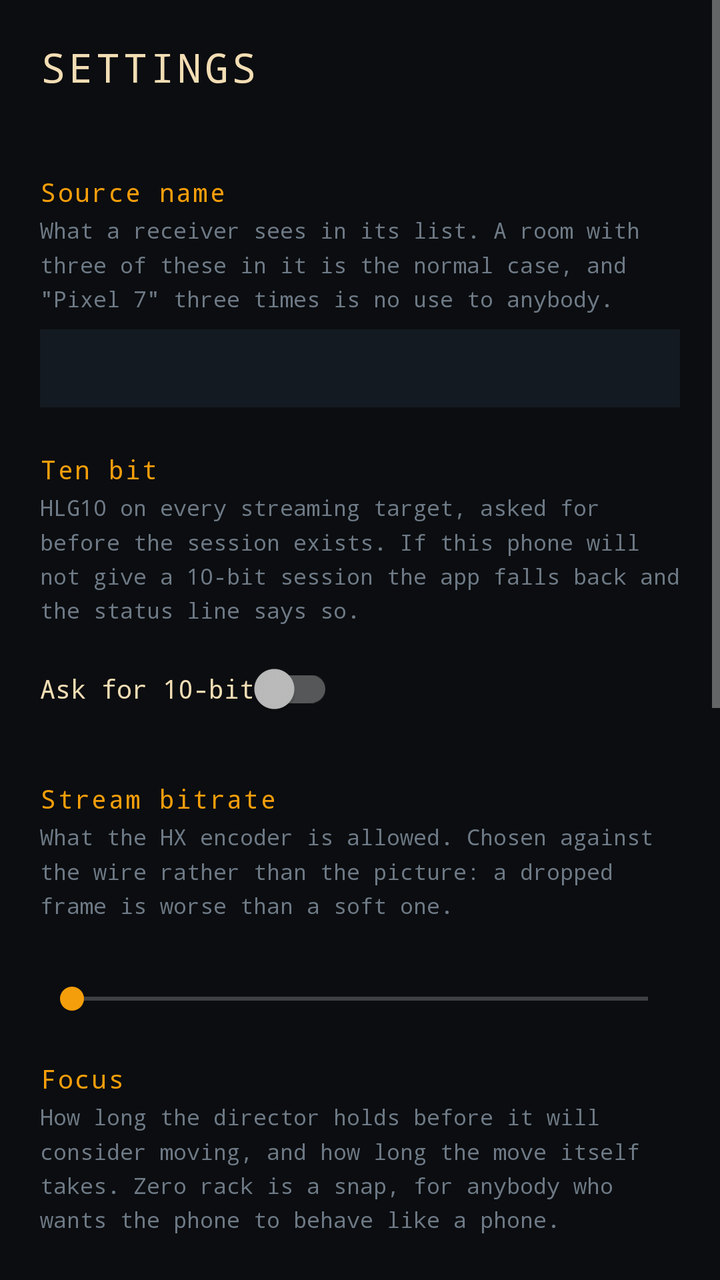
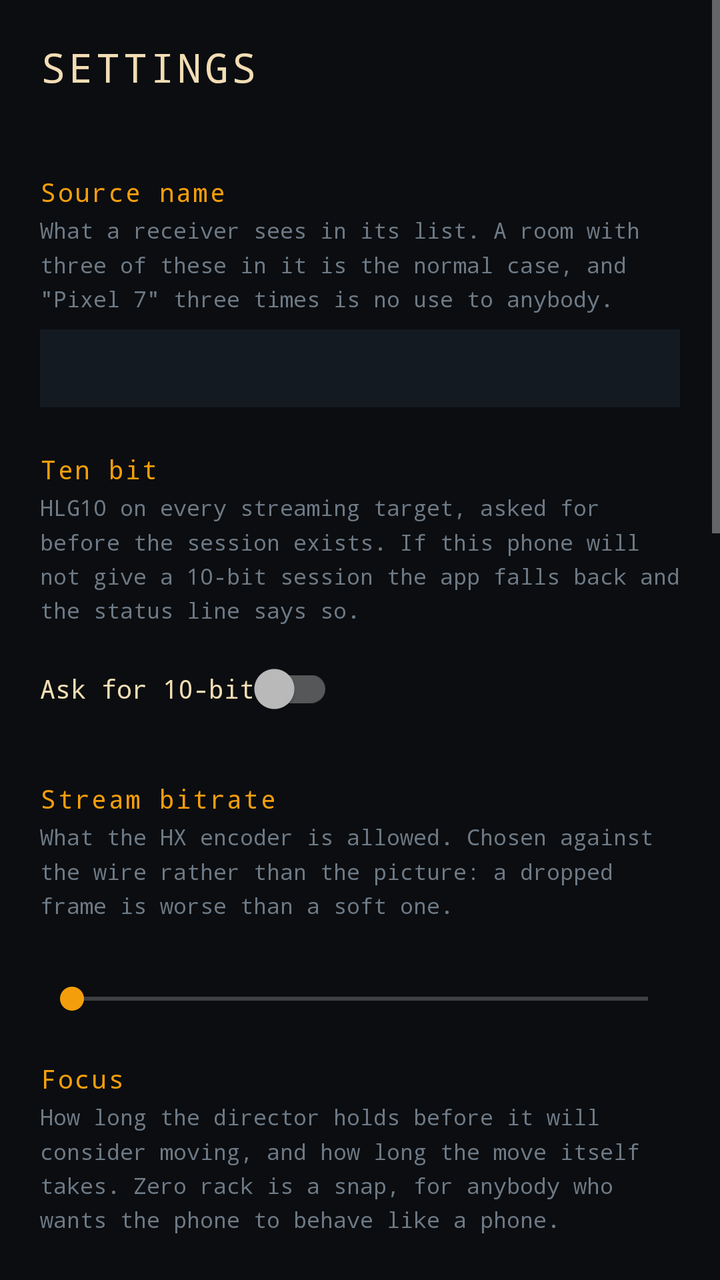

Screens rendered from an Android XML layout before and after an edit, with the pre-edit source and the edit as a unified diff.
<!-- AndroidManifest.xml: application theme Theme.MantraNdi -->
<!-- res/layout/activity_settings.xml -->
<?xml version="1.0" encoding="utf-8"?>
<ScrollView xmlns:android="http://schemas.android.com/apk/res/android"
    android:layout_width="match_parent"
    android:layout_height="match_parent"
    android:background="@color/ink"
    android:fitsSystemWindows="true"
    android:clipToPadding="false"
    android:fillViewport="true">

    <LinearLayout
        android:layout_width="match_parent"
        android:layout_height="wrap_content"
        android:orientation="vertical"
        android:padding="20dp">

        <TextView
            android:layout_width="match_parent"
            android:layout_height="wrap_content"
            android:text="@string/settings"
            android:textColor="@color/sand"
            android:textSize="20sp"
            android:fontFamily="monospace"
            android:letterSpacing="0.08"
            android:paddingBottom="18dp" />

        
        <TextView style="@style/MantraLabel" android:text="@string/source_name" />
        <TextView style="@style/MantraHint" android:text="@string/source_name_hint" />
        <EditText
            android:id="@+id/sourceName"
            android:layout_width="match_parent"
            android:layout_height="wrap_content"
            android:inputType="text"
            android:maxLines="1"
            android:textColor="@color/sand"
            android:textColorHint="@color/quiet"
            android:fontFamily="monospace"
            android:textSize="14sp"
            android:autofillHints="name"
            android:background="@color/surface"
            android:padding="10dp" />

        
        <TextView style="@style/MantraLabel" android:text="@string/ten_bit" />
        <TextView style="@style/MantraHint" android:text="@string/ten_bit_hint" />
        
        <androidx.appcompat.widget.SwitchCompat
            android:id="@+id/tenBit"
            android:layout_width="wrap_content"
            android:layout_height="wrap_content"
            android:text="@string/ten_bit_switch"
            android:textColor="@color/sand"
            android:fontFamily="monospace"
            android:textSize="13sp"
            android:showText="false"
            android:textOn="@string/on"
            android:textOff="@string/off" />

        
        <TextView style="@style/MantraLabel" android:text="@string/bitrate" />
        <TextView style="@style/MantraHint" android:text="@string/bitrate_hint" />
        <TextView
            android:id="@+id/bitRateValue"
            style="@style/MantraValue" />
        <SeekBar
            android:id="@+id/bitRate"
            android:layout_width="match_parent"
            android:layout_height="wrap_content"
            android:max="48" />

        
        <TextView style="@style/MantraLabel" android:text="@string/focus" />
        <TextView style="@style/MantraHint" android:text="@string/focus_hint" />
        <TextView android:id="@+id/holdValue" style="@style/MantraValue" />
        <SeekBar
            android:id="@+id/hold"
            android:layout_width="match_parent"
            android:layout_height="wrap_content"
            android:max="100" />
        <TextView android:id="@+id/rackValue" style="@style/MantraValue" />
        <SeekBar
            android:id="@+id/rack"
            android:layout_width="match_parent"
            android:layout_height="wrap_content"
            android:max="100" />

        
        <TextView style="@style/MantraLabel" android:text="@string/peaking" />
        <TextView style="@style/MantraHint" android:text="@string/peaking_hint" />
        <TextView android:id="@+id/peakValue" style="@style/MantraValue" />
        <SeekBar
            android:id="@+id/peak"
            android:layout_width="match_parent"
            android:layout_height="wrap_content"
            android:max="100" />
        <RadioGroup
            android:id="@+id/peakColour"
            android:layout_width="match_parent"
            android:layout_height="wrap_content"
            android:orientation="horizontal"
            android:paddingTop="6dp" />

        
        <TextView style="@style/MantraLabel" android:text="@string/trace" />
        <TextView style="@style/MantraHint" android:text="@string/trace_hint" />
        <Button
            android:id="@+id/exportTrace"
            style="@style/MantraKey"
            android:layout_width="match_parent"
            android:text="@string/export_trace" />

        
        <View
            android:layout_width="match_parent"
            android:layout_height="1dp"
            android:layout_marginTop="24dp"
            android:layout_marginBottom="14dp"
            android:background="@color/slate" />

        <TextView
            android:id="@+id/about"
            android:layout_width="match_parent"
            android:layout_height="wrap_content"
            android:fontFamily="monospace"
            android:textSize="11sp"
            android:lineSpacingMultiplier="1.35"
            android:textColor="@color/quiet"
            android:text="@string/ndi_mark" />

        <TextView
            android:id="@+id/version"
            android:layout_width="match_parent"
            android:layout_height="wrap_content"
            android:fontFamily="monospace"
            android:textSize="11sp"
            android:paddingTop="8dp"
            android:paddingBottom="20dp"
            android:textColor="@color/quiet" />
    </LinearLayout>
</ScrollView>
<!-- resources referenced by this layout -->
<resources>
  <color name="ink">#0B0D10</color>
  <color name="quiet">#6E7A86</color>
  <color name="sand">#F2DDB4</color>
  <color name="slate">#23303D</color>
  <color name="surface">#141A21</color>
  <string name="bitrate">Stream bitrate</string>
  <string name="bitrate_hint">What the HX encoder is allowed. Chosen against the wire rather than the picture: a dropped frame is worse than a soft one.</string>
  <string name="export_trace">Export the trace to Downloads</string>
  <string name="focus">Focus</string>
  <string name="focus_hint">How long the director holds before it will consider moving, and how long the move itself takes. Zero rack is a snap, for anybody who wants the phone to behave like a phone.</string>
  <string name="ndi_mark">Powered by NDI®  ·  ndi.video  ·  a registered trademark of Vizrt NDI AB</string>
  <string name="off">off</string>
  <string name="on">on</string>
  <string name="peaking">Peaking</string>
  <string name="peaking_hint">How faint an edge still counts, and what colour to mark it. Monitor only; none of it reaches the stream.</string>
  <string name="settings">SETTINGS</string>
  <string name="source_name">Source name</string>
  <string name="source_name_hint">What a receiver sees in its list. A room with three of these in it is the normal case, and \"Pixel 7\" three times is no use to anybody.</string>
  <string name="ten_bit">Ten bit</string>
  <string name="ten_bit_hint">HLG10 on every streaming target, asked for before the session exists. If this phone will not give a 10-bit session the app falls back and the status line says so.</string>
  <string name="ten_bit_switch">Ask for 10-bit</string>
  <string name="trace">The trace</string>
  <string name="trace_hint">Every step, every control change and every refusal, written as it happens. This is the only instrument that reaches a phone with no cable attached.</string>
  <style name="MantraLabel">
          <item name="android:layout_width">match_parent</item>
          <item name="android:layout_height">wrap_content</item>
          <item name="android:paddingTop">22dp</item>
          <item name="android:textColor">@color/amber</item>
          <item name="android:fontFamily">monospace</item>
          <item name="android:textSize">13sp</item>
          <item name="android:letterSpacing">0.06</item>
      </style>
  <style name="MantraValue">
          <item name="android:layout_width">match_parent</item>
          <item name="android:layout_height">wrap_content</item>
          <item name="android:paddingTop">6dp</item>
          <item name="android:textColor">@color/sand</item>
          <item name="android:fontFamily">monospace</item>
          <item name="android:textSize">12sp</item>
      </style>
  <style name="Theme.MantraNdi" parent="Theme.MaterialComponents.NoActionBar">
          <item name="colorPrimary">@color/amber</item>
          <item name="colorAccent">@color/amber</item>
          <item name="android:windowBackground">@color/ink</item>
      </style>
  <color name="amber">#F59E0B</color>
  <!-- unchanged entries left out for length: 2 -->
</resources>

<!-- the commit's change to res/layout/activity_settings.xml (unified diff, before → after) -->
@@ -101,6 +101,21 @@
             android:paddingTop="6dp" />
 
         
+        <TextView style="@style/MantraLabel" android:text="@string/usb" />
+        <TextView style="@style/MantraHint" android:text="@string/usb_hint" />
+        <TextView
+            android:id="@+id/usbState"
+            style="@style/MantraValue"
+            android:lineSpacingMultiplier="1.35"
+            android:paddingBottom="8dp" />
+        <Button
+            android:id="@+id/usbSettings"
+            style="@style/MantraKey"
+            android:layout_width="match_parent"
+            android:text="@string/usb_open" />
+        <TextView style="@style/MantraHint" android:text="@string/usb_webcam" />
+
+        
         <TextView style="@style/MantraLabel" android:text="@string/trace" />
         <TextView style="@style/MantraHint" android:text="@string/trace_hint" />
         <Button
<!-- resource entries referenced after the edit -->
@@ -23,6 +23,10 @@
   <string name="ten_bit_switch">Ask for 10-bit</string>
   <string name="trace">The trace</string>
   <string name="trace_hint">Every step, every control change and every refusal, written as it happens. This is the only instrument that reaches a phone with no cable attached.</string>
+  <string name="usb">Streaming down the cable</string>
+  <string name="usb_hint">Turn USB tethering on and the phone becomes a network interface on the computer — a private link at USB speed, with none of a hall\'s Wi-Fi in the way. Full NDI at 1080p is about 125 Mbit/s, which a cable carries without noticing and a shared access point does not.</string>
+  <string name="usb_open">Open the phone\'s tethering settings</string>
+  <string name="usb_webcam">This app cannot be the phone\'s \"Webcam\" USB option, and no third-party app can be: that is a system app, and presenting the phone as a UVC camera needs a privileged permission with no public API behind it. It would also be a step down — UVC is 1080p30 of 8-bit YUV, and this app already makes 10-bit HEVC. The cable is worth having for its bandwidth, not for its protocol.</string>
   <style name="MantraLabel">
           <item name="android:layout_width">match_parent</item>
           <item name="android:layout_height">wrap_content</item>
